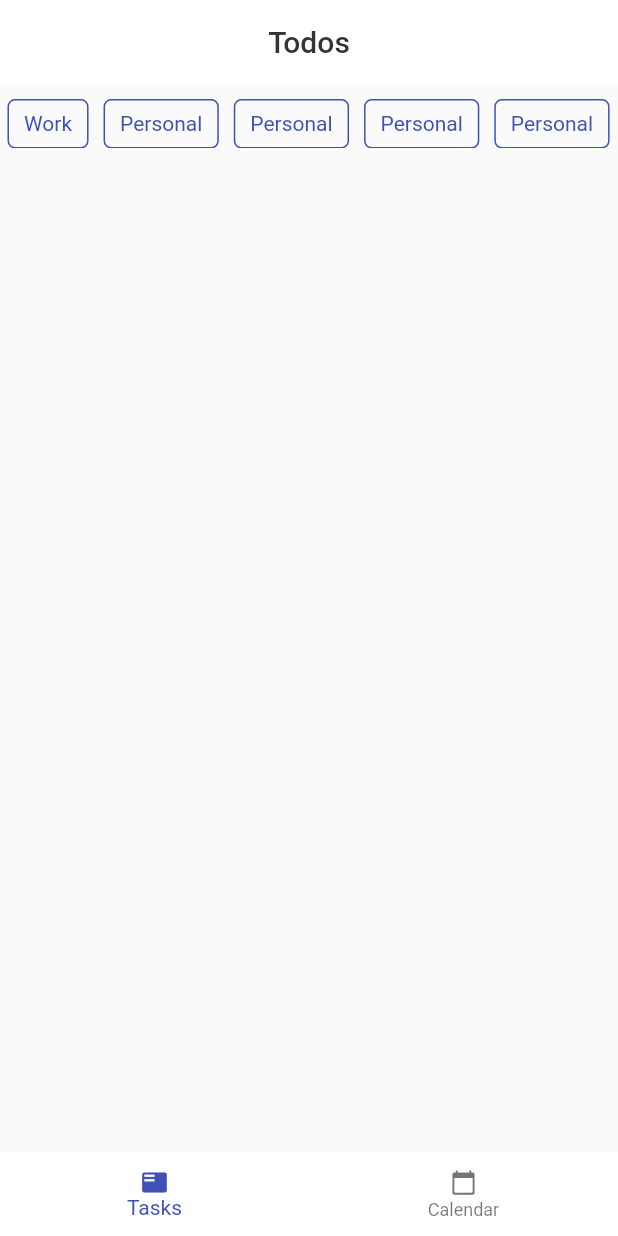
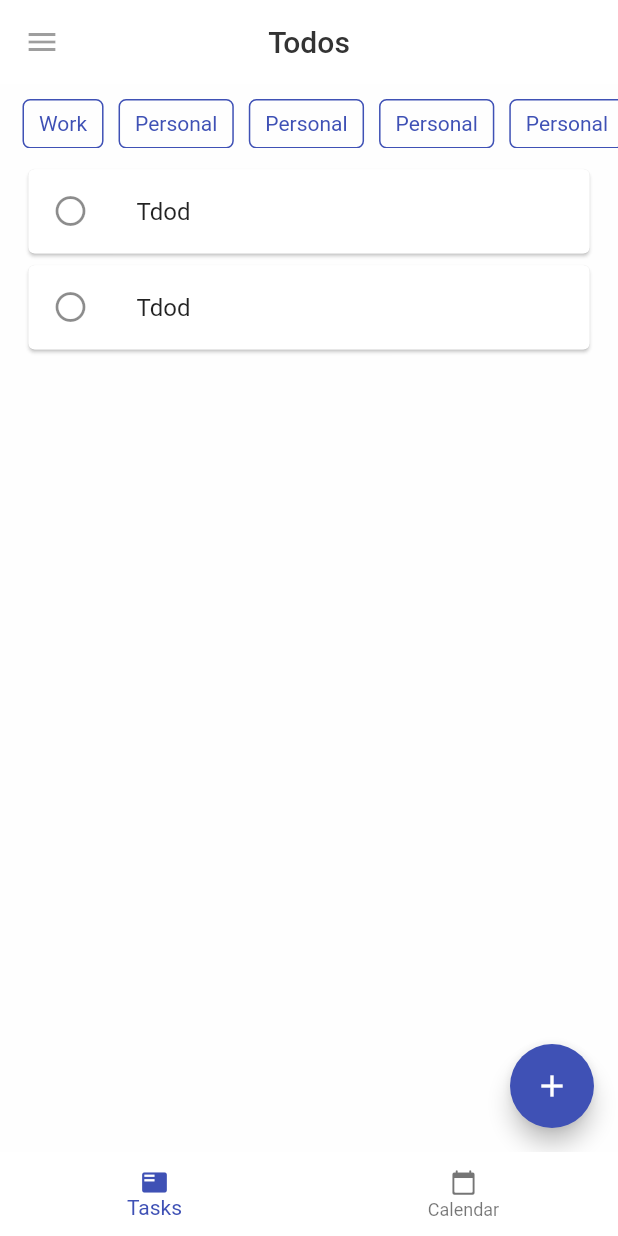
Before and after one commit to razaIqbal07/todo, a Flutter app: the screen it shows after launch, on a phone screen of 412 x 824 dp. Run offline on Flutter 3.47's test engine with Material 2 defaults, Android fonts, the phone set to English and light mode, and no system bars.

Commit message:
todo tile

```diff
--- a/lib/screens/Todos.dart
+++ b/lib/screens/Todos.dart
@@ -1,3 +1,5 @@
+import 'dart:ui';
+
 import 'package:flutter/material.dart';
 import 'package:todo/widgets/AppBarWidget.dart';
 import 'package:todo/widgets/CategoriesSlider.dart';
@@ -19,16 +21,57 @@ class _TodosState extends State<Todos> {
           ),
         ),
       ),
+      floatingActionButton: FloatingActionButton(
+        child: Icon(
+          Icons.add,
+        ),
+      ),
       body: Container(
+        decoration: new BoxDecoration(color: Colors.white70),
         width: double.infinity,
         padding: EdgeInsets.symmetric(vertical: 10),
         child: Column(
           mainAxisAlignment: MainAxisAlignment.start,
           children: [
             CategoriesSlider(),
+            SizedBox(
+              height: 10,
+            ),
+            ListView.builder(
+                padding: EdgeInsets.symmetric(horizontal: 15),
+                shrinkWrap: true,
+                itemCount: 2,
+                itemBuilder: (context, index) {
+                  return Todo();
+                })
           ],
         ),
       ),
     );
   }
 }
+
+class Todo extends StatelessWidget {
+  Widget build(BuildContext context) {
+    return Card(
+      elevation: 1,
+      child: ListTile(
+        leading: Icon(Icons.radio_button_off),
+        title: Text('Tdod'),
+        tileColor: Colors.white,
+        shape: RoundedRectangleBorder(
+          borderRadius: BorderRadius.circular(5),
+          // side: BorderSide(color: Colors.black),
+        ),
+      ),
+    );
+    // Container(
+    //   width: MediaQuery.of(context).size.width,
+    //   decoration: BoxDecoration(
+    //       color: Colors.red, borderRadius: BorderRadius.circular(5)),
+    //   margin: EdgeInsets.only(bottom: 10),
+    //   padding: EdgeInsets.symmetric(horizontal: 10, vertical: 15),
+    //   child: Text("ok"),
+    // );
+  }
+}
--- a/lib/widgets/AppBarWidget.dart
+++ b/lib/widgets/AppBarWidget.dart
@@ -14,6 +14,9 @@ class AppBarWidget extends StatelessWidget with PreferredSizeWidget {
       centerTitle: true,
       title: this.title,
       backgroundColor: Colors.white,
+      leading: IconButton(
+        icon: Icon(Icons.menu),
+      ),
     );
   }
 }
--- a/lib/widgets/CategoriesSlider.dart
+++ b/lib/widgets/CategoriesSlider.dart
@@ -9,6 +9,9 @@ class CategoriesSlider extends StatelessWidget {
       child: ListView(
         scrollDirection: Axis.horizontal,
         children: [
+          SizedBox(
+            width: 10,
+          ),
           Category('Work'),
           Category('Personal'),
           Category('Personal'),
@@ -16,6 +19,9 @@ class CategoriesSlider extends StatelessWidget {
           Category('Personal'),
           Category('Personal'),
           Category('Personal'),
+          SizedBox(
+            width: 10,
+          ),
         ],
       ),
     );
```
